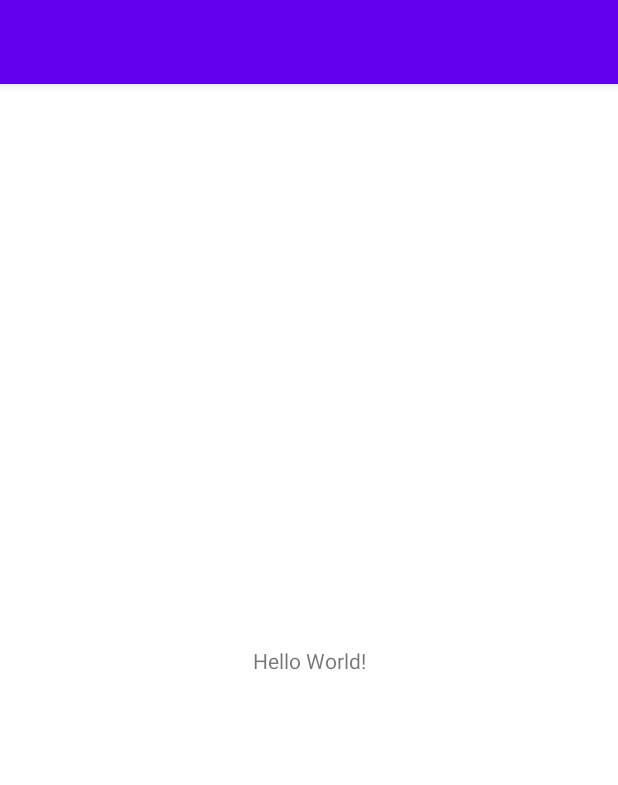
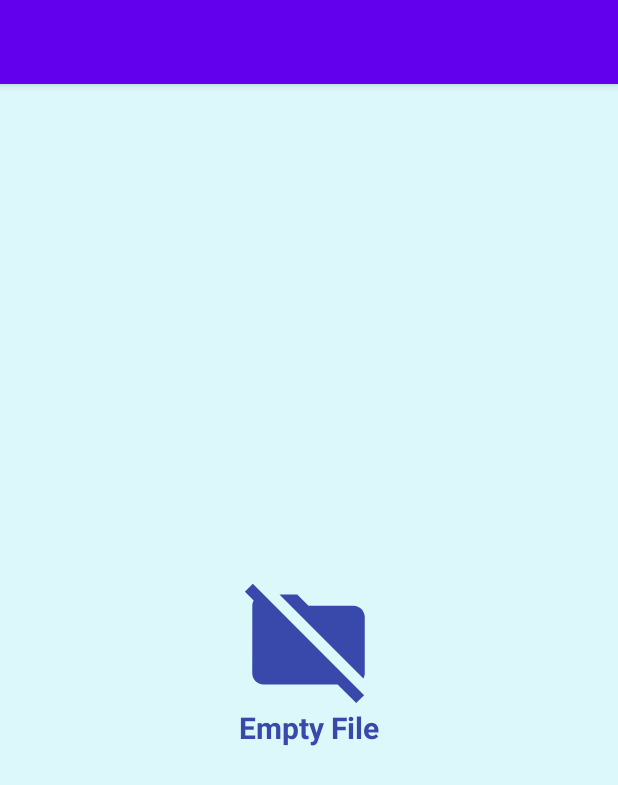
Before and after one commit to x1ang77/WordPadSubmission, an Android app: the screen it shows after launch (MainActivity), on a phone screen of 412 x 824 dp. Shown: the top 785 px of the screen. Run offline under Robolectric (Android 15) with nearby library versions, the phone set to English and light mode, and no system bars.

Commit message:
empty file

```diff
--- a/app/build.gradle
+++ b/app/build.gradle
@@ -1,6 +1,8 @@
 plugins {
     id 'com.android.application'
     id 'org.jetbrains.kotlin.android'
+    id 'kotlin-kapt'
+    id 'androidx.navigation.safeargs.kotlin'
 }
 
 android {
--- a/app/src/main/AndroidManifest.xml
+++ b/app/src/main/AndroidManifest.xml
@@ -3,6 +3,7 @@
     xmlns:tools="http://schemas.android.com/tools">
 
     <application
+        android:name=".MyApplication"
         android:allowBackup="true"
         android:dataExtractionRules="@xml/data_extraction_rules"
         android:fullBackupContent="@xml/backup_rules"
--- /dev/null
+++ b/app/src/main/java/com/xiangze/filemanager/MyApplication.kt
@@ -0,0 +1,8 @@
+package com.xiangze.filemanager
+
+import android.app.Application
+import com.xiangze.filemanager.Repository.TaskRepository
+
+class MyApplication: Application() {
+//    val taskRepo = TaskRepository.getInstance()
+}
--- /dev/null
+++ b/app/src/main/java/com/xiangze/filemanager/Repository/TaskRepository.kt
@@ -0,0 +1,4 @@
+package com.xiangze.filemanager.Repository
+
+class TaskRepository {
+}
--- /dev/null
+++ b/app/src/main/java/com/xiangze/filemanager/Ui/FirstFragment.kt
@@ -0,0 +1,58 @@
+package com.xiangze.filemanager.Ui
+
+import android.graphics.Color
+import android.os.Bundle
+import android.os.Environment
+import android.util.Log
+import androidx.fragment.app.Fragment
+import android.view.LayoutInflater
+import android.view.View
+import android.view.ViewGroup
+import androidx.core.view.isVisible
+import androidx.navigation.fragment.NavHostFragment
+import androidx.navigation.fragment.findNavController
+import androidx.navigation.fragment.navArgs
+import androidx.recyclerview.widget.LinearLayoutManager
+import com.xiangze.filemanager.adapters.FileAdapter
+import com.xiangze.filemanager.databinding.FragmentFirstBinding
+import java.io.File
+
+class FirstFragment : Fragment() {
+    private lateinit var binding: FragmentFirstBinding
+    private lateinit var adapter: FileAdapter
+
+    override fun onCreateView(
+        inflater: LayoutInflater, container: ViewGroup?,
+        savedInstanceState: Bundle?
+    ): View {
+        binding = FragmentFirstBinding.inflate(layoutInflater)
+        return binding.root
+    }
+
+    override fun onViewCreated(view: View, savedInstanceState: Bundle?) {
+        super.onViewCreated(view, savedInstanceState)
+        val args: FirstFragmentArgs by navArgs()
+        val path = if(args.path != null && args.path != "null"){
+            args.path!!
+        }else{
+            Environment.getExternalStorageDirectory().path
+        }
+        val root = File(path)
+        root.listFiles()?.let {
+            setupAdapter(it.toList())
+            if(it.toList().isNullOrEmpty()){
+                binding.emptyFile.isVisible = true
+            }
+        }
+    }
+
+    private fun setupAdapter(files: List<File>){
+        val layoutManager = LinearLayoutManager(requireContext())
+        adapter = FileAdapter(files){
+            val action = FirstFragmentDirections.actionFirstToSelf(it.path)
+            NavHostFragment.findNavController(this).navigate(action)
+        }
+        binding.rvFiles.layoutManager = layoutManager
+        binding.rvFiles.adapter = adapter
+    }
+}
--- /dev/null
+++ b/app/src/main/java/com/xiangze/filemanager/adapters/FileAdapter.kt
@@ -0,0 +1,43 @@
+package com.xiangze.filemanager.adapters
+
+import android.view.LayoutInflater
+import android.view.ViewGroup
+import androidx.recyclerview.widget.RecyclerView
+import com.xiangze.filemanager.R
+import com.xiangze.filemanager.databinding.ItemLayoutFileBinding
+import java.io.File
+
+class FileAdapter(
+    var files: List<File>,
+    val onClick:(file:File)->Unit):
+    RecyclerView.Adapter<FileAdapter.FileViewHolder>() {
+
+    override fun onCreateViewHolder(parent: ViewGroup, viewType: Int): FileViewHolder {
+       val binding = ItemLayoutFileBinding.inflate(
+           LayoutInflater.from(parent.context),parent,false
+       )
+        return FileViewHolder(binding)
+    }
+
+    override fun onBindViewHolder(holder: FileViewHolder, position: Int) {
+       val item = files[position]
+        holder.binding.run{
+            if(item.isDirectory){
+                ivFile.setImageResource(R.drawable.ic_folder)
+            }else{
+                ivFile.setImageResource(R.drawable.ic_file)
+            }
+
+            tvFileName.text = item.name
+
+            cvFile.setOnClickListener{
+                onClick(item)
+            }
+        }
+    }
+
+    override fun getItemCount() = files.size
+
+    class FileViewHolder(val binding: ItemLayoutFileBinding): RecyclerView.ViewHolder(binding.root)
+
+}
--- /dev/null
+++ b/app/src/main/res/drawable/ic_file.xml
@@ -0,0 +1,5 @@
+<vector android:autoMirrored="true" android:height="24dp"
+    android:tint="#FFAB00" android:viewportHeight="24"
+    android:viewportWidth="24" android:width="24dp" xmlns:android="http://schemas.android.com/apk/res/android">
+    <path android:fillColor="@android:color/white" android:pathData="M22,10l-6,-6L4,4c-1.1,0 -2,0.9 -2,2v12.01c0,1.1 0.9,1.99 2,1.99l16,-0.01c1.1,0 2,-0.89 2,-1.99v-8zM15,5.5l5.5,5.5L15,11L15,5.5z"/>
+</vector>
--- /dev/null
+++ b/app/src/main/res/drawable/ic_folder.xml
@@ -0,0 +1,5 @@
+<vector android:height="24dp" android:tint="#00B8D4"
+    android:viewportHeight="24" android:viewportWidth="24"
+    android:width="24dp" xmlns:android="http://schemas.android.com/apk/res/android">
+    <path android:fillColor="@android:color/white" android:pathData="M10,4H4c-1.1,0 -1.99,0.9 -1.99,2L2,18c0,1.1 0.9,2 2,2h16c1.1,0 2,-0.9 2,-2V8c0,-1.1 -0.9,-2 -2,-2h-8l-2,-2z"/>
+</vector>
--- /dev/null
+++ b/app/src/main/res/drawable/ic_no_folder.xml
@@ -0,0 +1,6 @@
+<vector android:height="24dp" android:tint="#3949AB"
+    android:viewportHeight="24" android:viewportWidth="24"
+    android:width="24dp" xmlns:android="http://schemas.android.com/apk/res/android">
+    <path android:fillColor="@android:color/white" android:pathData="M20,6h-8l-2,-2H6.83l14.93,14.93C21.91,18.65 22,18.34 22,18V8C22,6.9 21.1,6 20,6z"/>
+    <path android:fillColor="@android:color/white" android:pathData="M2.1,2.1L0.69,3.51l1.56,1.56C2.1,5.35 2.01,5.66 2.01,6L2,18c0,1.1 0.9,2 2,2h13.17l3.31,3.31l1.41,-1.41L2.1,2.1z"/>
+</vector>
--- a/app/src/main/res/layout/activity_main.xml
+++ b/app/src/main/res/layout/activity_main.xml
@@ -6,13 +6,13 @@
     android:layout_height="match_parent"
     tools:context=".MainActivity">
 
-    <TextView
-        android:layout_width="wrap_content"
-        android:layout_height="wrap_content"
-        android:text="Hello World!"
-        app:layout_constraintBottom_toBottomOf="parent"
-        app:layout_constraintEnd_toEndOf="parent"
-        app:layout_constraintStart_toStartOf="parent"
-        app:layout_constraintTop_toTopOf="parent" />
+    <androidx.fragment.app.FragmentContainerView
+        android:id="@+id/navHostFragment"
+        android:name="androidx.navigation.fragment.NavHostFragment"
+        android:layout_width="match_parent"
+        android:layout_height="match_parent"
+        app:defaultNavHost="true"
+        app:navGraph="@navigation/main_nav_graph"/>
+
 
 </androidx.constraintlayout.widget.ConstraintLayout>
--- a/app/src/main/res/layout/fragment_first.xml
+++ b/app/src/main/res/layout/fragment_first.xml
@@ -1,14 +1,39 @@
 <?xml version="1.0" encoding="utf-8"?>
 <FrameLayout xmlns:android="http://schemas.android.com/apk/res/android"
+    android:id="@+id/firstFragment"
     xmlns:tools="http://schemas.android.com/tools"
     android:layout_width="match_parent"
     android:layout_height="match_parent"
-    tools:context=".UI.FirstFragment">
-
-    <!-- TODO: Update blank fragment layout -->
-    <TextView
+    android:background="#DCF8FA"
+    tools:context=".Ui.FirstFragment">
+    <androidx.recyclerview.widget.RecyclerView
+        android:id="@+id/rvFiles"
         android:layout_width="match_parent"
         android:layout_height="match_parent"
-        android:text="@string/hello_blank_fragment" />
+        android:paddingHorizontal="8dp"
+        android:paddingVertical="8dp">
+
+    </androidx.recyclerview.widget.RecyclerView>
+    <LinearLayout
+        android:id="@+id/emptyFile"
+        android:visibility="invisible"
+        android:layout_width="match_parent"
+        android:layout_height="match_parent"
+        android:orientation="vertical"
+        android:gravity="center">
+        <ImageView
+            android:background="@drawable/ic_no_folder"
+            android:layout_width="90dp"
+            android:layout_height="90dp"
+           />
+        <TextView
+            android:layout_width="wrap_content"
+            android:layout_height="wrap_content"
+            android:textSize="20sp"
+            android:textColor="#3949AB"
+            android:textStyle="bold"
+            android:text="Empty File"/>
+
+    </LinearLayout>
 
 </FrameLayout>
--- a/app/src/main/res/layout/fragment_second.xml
+++ b/app/src/main/res/layout/fragment_second.xml
@@ -3,7 +3,7 @@
     xmlns:tools="http://schemas.android.com/tools"
     android:layout_width="match_parent"
     android:layout_height="match_parent"
-    tools:context=".UI.SecondFragment">
+    tools:context=".Ui.SecondFragment">
 
     <!-- TODO: Update blank fragment layout -->
     <TextView
--- a/app/src/main/res/navigation/main_nav_graph.xml
+++ b/app/src/main/res/navigation/main_nav_graph.xml
@@ -2,20 +2,22 @@
 <navigation xmlns:android="http://schemas.android.com/apk/res/android"
     xmlns:app="http://schemas.android.com/apk/res-auto"
     xmlns:tools="http://schemas.android.com/tools"
+    app:startDestination="@id/firstFragment"
     android:id="@+id/main_nav_graph">
 
     <fragment
         android:id="@+id/firstFragment"
-        android:name="com.xiangze.filemanager.UI.FirstFragment"
+        android:name="com.xiangze.filemanager.Ui.FirstFragment"
         android:label="fragment_first"
         tools:layout="@layout/fragment_first" >
         <action
-            android:id="@+id/action_firstFragment_to_secondFragment"
-            app:destination="@id/secondFragment" />
+            android:id="@+id/action_first_to_self"
+            app:destination="@id/firstFragment" />
+        <argument
+            android:name="path"
+            app:argType="string"
+            app:nullable="true"
+            android:defaultValue="null"/>
+
     </fragment>
-    <fragment
-        android:id="@+id/secondFragment"
-        android:name="com.xiangze.filemanager.UI.SecondFragment"
-        android:label="fragment_second"
-        tools:layout="@layout/fragment_second" />
 </navigation>
--- a/app/src/main/res/values/colors.xml
+++ b/app/src/main/res/values/colors.xml
@@ -7,4 +7,5 @@
     <color name="teal_700">#FF018786</color>
     <color name="black">#FF000000</color>
     <color name="white">#FFFFFFFF</color>
+    <color name="bg_app">#F1F4F6</color>
 </resources>
```
Also changed, not shown: app/src/main/java/com/xiangze/filemanager/UI/FirstFragment.kt (deleted, +0 -23 lines), app/src/main/java/com/xiangze/filemanager/Ui/SecondFragment.kt (renamed from app/src/main/java/com/xiangze/filemanager/UI/SecondFragment.kt, +6 -9 lines), app/src/main/res/layout/item_layout_file.xml (added, +36 -0 lines).
